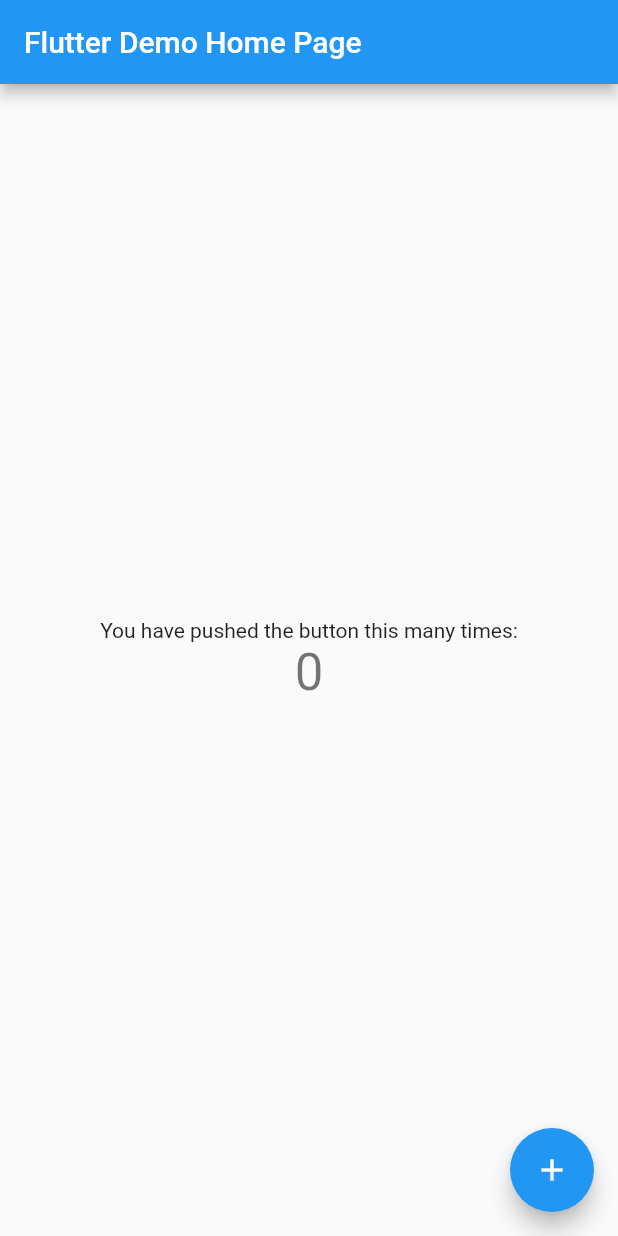
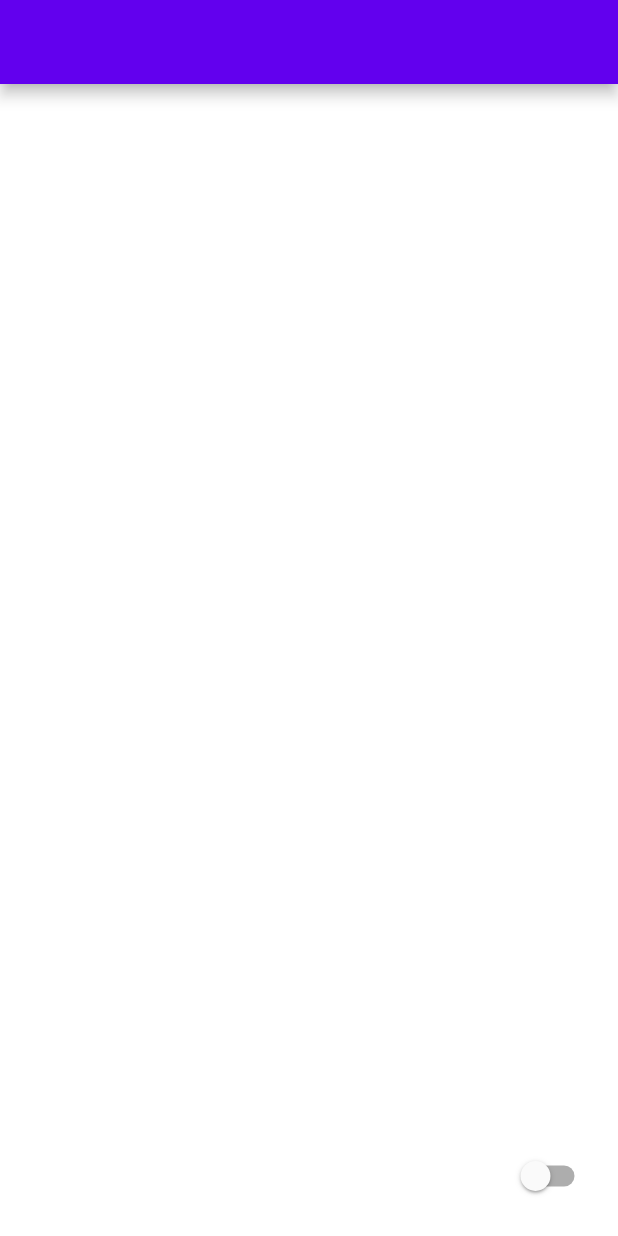
Before and after one commit to MadhanGannarapu/portfolio, a Flutter app: the screen it shows after launch, on a phone screen of 412 x 824 dp. Run offline on Flutter 3.47's test engine with Material 2 defaults, Android fonts, the phone set to English and light mode, and no system bars; our stand-ins replace google_fonts.

Commit message:
toggle theme

```diff
--- /dev/null
+++ b/lib/constants/theme.dart
@@ -0,0 +1,22 @@
+import 'package:flutter/material.dart';
+import 'package:google_fonts/google_fonts.dart';
+
+class AppThemes {
+
+  static final darkTheme = ThemeData(
+    scaffoldBackgroundColor: Colors.grey.shade900,
+    primaryColor: Colors.black,
+    colorScheme: const ColorScheme.dark(),
+    iconTheme: IconThemeData(color: Colors.purple.shade200, opacity: 0.8),
+    textTheme: GoogleFonts.poppinsTextTheme(ThemeData.dark().textTheme),
+  );
+
+  static final lightTheme = ThemeData(
+    scaffoldBackgroundColor: Colors.white,
+    primaryColor: Colors.white,
+    colorScheme: const ColorScheme.light(),
+    iconTheme: const IconThemeData(color: Colors.red, opacity: 0.8),
+    textTheme: GoogleFonts.poppinsTextTheme(ThemeData.light().textTheme),
+  );
+
+}
--- a/lib/main.dart
+++ b/lib/main.dart
@@ -1,4 +1,9 @@
 import 'package:flutter/material.dart';
+import 'package:portfolio/constants/theme.dart';
+import 'package:portfolio/provider/theme_provider.dart';
+import 'package:provider/provider.dart';
+
+import 'view/screens/home_screen.dart';
 
 void main() {
   runApp(const MyApp());
@@ -7,109 +12,25 @@
 class MyApp extends StatelessWidget {
   const MyApp({Key? key}) : super(key: key);
 
-  // This widget is the root of your application.
   @override
   Widget build(BuildContext context) {
-    return MaterialApp(
-      title: 'Flutter Demo',
-      theme: ThemeData(
-        // This is the theme of your application.
-        //
-        // Try running your application with "flutter run". You'll see the
-        // application has a blue toolbar. Then, without quitting the app, try
-        // changing the primarySwatch below to Colors.green and then invoke
-        // "hot reload" (press "r" in the console where you ran "flutter run",
-        // or simply save your changes to "hot reload" in a Flutter IDE).
-        // Notice that the counter didn't reset back to zero; the application
-        // is not restarted.
-        primarySwatch: Colors.blue,
+    return MultiProvider(
+      providers: [
+        ChangeNotifierProvider<ThemeProvider>(
+          create: (context) => ThemeProvider(),
+        ),
+      ],
+      child: Consumer<ThemeProvider>(
+        builder: (context,theme,_) {
+          return MaterialApp(
+            title: 'Flutter Demo',
+            themeMode: theme.themeMode,
+            theme: AppThemes.lightTheme,
+            darkTheme: AppThemes.darkTheme,
+            home: const HomePage(),
+          );
+        }
       ),
-      home: const MyHomePage(title: 'Flutter Demo Home Page'),
     );
   }
 }
-
-class MyHomePage extends StatefulWidget {
-  const MyHomePage({Key? key, required this.title}) : super(key: key);
-
-  // This widget is the home page of your application. It is stateful, meaning
-  // that it has a State object (defined below) that contains fields that affect
-  // how it looks.
-
-  // This class is the configuration for the state. It holds the values (in this
-  // case the title) provided by the parent (in this case the App widget) and
-  // used by the build method of the State. Fields in a Widget subclass are
-  // always marked "final".
-
-  final String title;
-
-  @override
-  State<MyHomePage> createState() => _MyHomePageState();
-}
-
-class _MyHomePageState extends State<MyHomePage> {
-  int _counter = 0;
-
-  void _incrementCounter() {
-    setState(() {
-      // This call to setState tells the Flutter framework that something has
-      // changed in this State, which causes it to rerun the build method below
-      // so that the display can reflect the updated values. If we changed
-      // _counter without calling setState(), then the build method would not be
-      // called again, and so nothing would appear to happen.
-      _counter++;
-    });
-  }
-
-  @override
-  Widget build(BuildContext context) {
-    // This method is rerun every time setState is called, for instance as done
-    // by the _incrementCounter method above.
-    //
-    // The Flutter framework has been optimized to make rerunning build methods
-    // fast, so that you can just rebuild anything that needs updating rather
-    // than having to individually change instances of widgets.
-    return Scaffold(
-      appBar: AppBar(
-        // Here we take the value from the MyHomePage object that was created by
-        // the App.build method, and use it to set our appbar title.
-        title: Text(widget.title),
-      ),
-      body: Center(
-        // Center is a layout widget. It takes a single child and positions it
-        // in the middle of the parent.
-        child: Column(
-          // Column is also a layout widget. It takes a list of children and
-          // arranges them vertically. By default, it sizes itself to fit its
-          // children horizontally, and tries to be as tall as its parent.
-          //
-          // Invoke "debug painting" (press "p" in the console, choose the
-          // "Toggle Debug Paint" action from the Flutter Inspector in Android
-          // Studio, or the "Toggle Debug Paint" command in Visual Studio Code)
-          // to see the wireframe for each widget.
-          //
-          // Column has various properties to control how it sizes itself and
-          // how it positions its children. Here we use mainAxisAlignment to
-          // center the children vertically; the main axis here is the vertical
-          // axis because Columns are vertical (the cross axis would be
-          // horizontal).
-          mainAxisAlignment: MainAxisAlignment.center,
-          children: <Widget>[
-            const Text(
-              'You have pushed the button this many times:',
-            ),
-            Text(
-              '$_counter',
-              style: Theme.of(context).textTheme.headline4,
-            ),
-          ],
-        ),
-      ),
-      floatingActionButton: FloatingActionButton(
-        onPressed: _incrementCounter,
-        tooltip: 'Increment',
-        child: const Icon(Icons.add),
-      ), // This trailing comma makes auto-formatting nicer for build methods.
-    );
-  }
-}
--- /dev/null
+++ b/lib/provider/theme_provider.dart
@@ -0,0 +1,19 @@
+import 'package:flutter/material.dart';
+import 'package:flutter/scheduler.dart';
+
+class ThemeProvider extends ChangeNotifier {
+  ThemeMode themeMode = ThemeMode.system;
+  bool get isDarkMode {
+    if (themeMode == ThemeMode.system) {
+      final brightness = SchedulerBinding.instance.window.platformBrightness;
+      return brightness == Brightness.dark;
+    } else {
+      return themeMode == ThemeMode.dark;
+    }
+  }
+
+  void toggleTheme(bool isDarkMode) {
+    themeMode = isDarkMode ? ThemeMode.dark : ThemeMode.light;
+    notifyListeners();
+  }
+}
--- /dev/null
+++ b/lib/view/screens/home_screen.dart
@@ -0,0 +1,23 @@
+import 'package:flutter/material.dart';
+
+import '../widgets/change_theme_button_widget.dart';
+
+class HomePage extends StatelessWidget {
+  const HomePage({Key? key}) : super(key: key);
+
+  @override
+  Widget build(BuildContext context) {
+    return Scaffold(
+      appBar: AppBar(),
+      // floatingActionButton: FloatingActionButton.extended(
+      //   onPressed: () {
+      //     Provider.of<ThemeProvider>(context, listen: false).toggleTheme();
+      //   },
+      //   icon: const Icon(Icons.light),
+      //   label: const Text("Switch Theme"),
+      // ),
+      floatingActionButton: const ChangeThemeButtonWidget(),
+      body: Container(),
+    );
+  }
+}
--- /dev/null
+++ b/lib/view/widgets/change_theme_button_widget.dart
@@ -0,0 +1,21 @@
+import 'package:flutter/material.dart';
+import 'package:provider/provider.dart';
+
+import '../../provider/theme_provider.dart';
+
+class ChangeThemeButtonWidget extends StatelessWidget {
+  const ChangeThemeButtonWidget({Key? key}) : super(key: key);
+
+  @override
+  Widget build(BuildContext context) {
+    final themeProvider = Provider.of<ThemeProvider>(context);
+
+    return Switch.adaptive(
+      value: themeProvider.isDarkMode,
+      onChanged: (value) {
+        final provider = Provider.of<ThemeProvider>(context, listen: false);
+        provider.toggleTheme(value);
+      },
+    );
+  }
+}
--- a/pubspec.yaml
+++ b/pubspec.yaml
@@ -29,6 +29,8 @@
 dependencies:
   flutter:
     sdk: flutter
+  google_fonts: ^3.0.1
+  provider: ^6.0.3
 
 
   # The following adds the Cupertino Icons font to your application.
```
Also changed, not shown: lib/constants/colors.dart (added), pubspec.lock, 13 other files.
